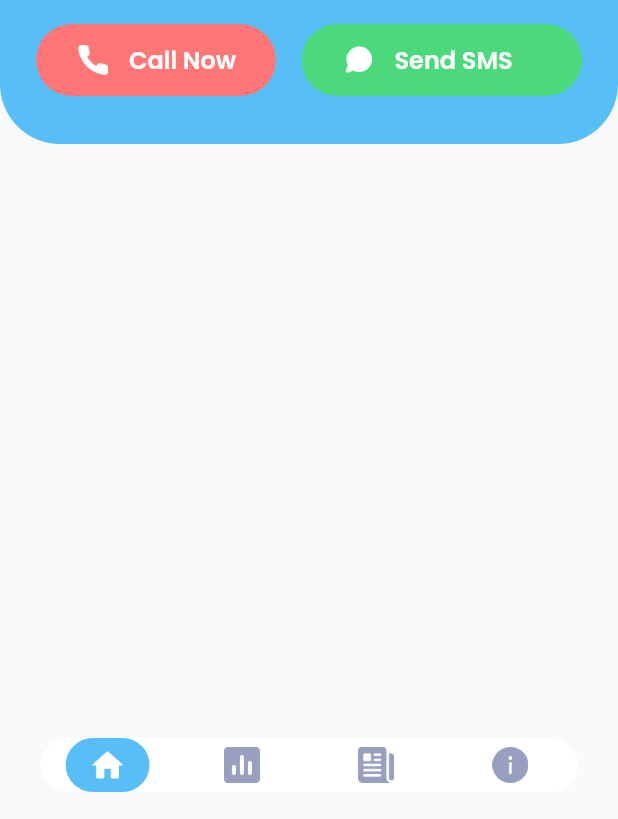
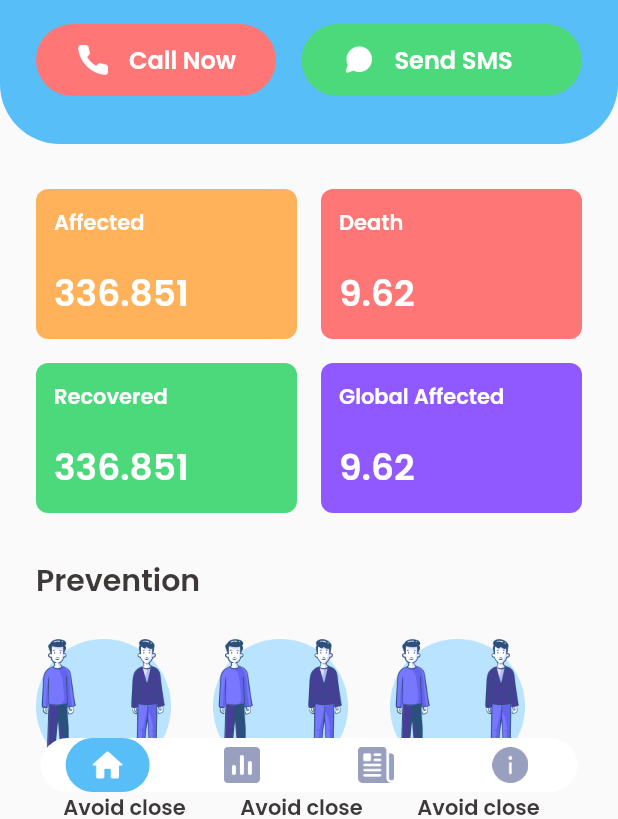
Before and after one commit to fahadhafizdev/covid_app, a Flutter app: the screen it shows after launch, on a phone screen of 412 x 824 dp, the part 417-1236 px from its top. Run offline on Flutter 3.47's test engine with Material 2 defaults, Android fonts, the light colour scheme and no system bars; our stand-ins replace google_fonts.

Commit message:
update home_page.dart

```diff
--- a/lib/ui/page/home_page.dart
+++ b/lib/ui/page/home_page.dart
@@ -1,4 +1,6 @@
 import 'package:covid_app/ui/widget/custom_button_widget.dart';
+import 'package:covid_app/ui/widget/custom_card_widget.dart';
+import 'package:covid_app/ui/widget/custom_prevention_widget.dart';
 import 'package:flutter/material.dart';
 import 'package:covid_app/shared/theme.dart';
 
@@ -124,10 +126,95 @@ class HomePage extends StatelessWidget {
       );
     }
 
+    Widget bodyContent() {
+      return Container(
+        margin: EdgeInsets.symmetric(
+          vertical: 30,
+          horizontal: defaultMargin,
+        ),
+        child: Column(
+          children: [
+            Row(
+              children: [
+                Expanded(
+                  child: CustomCard(
+                    name: 'Affected',
+                    amount: 336.851,
+                  ),
+                ),
+                SizedBox(width: 16),
+                Expanded(
+                  child: CustomCard(
+                    name: 'Death',
+                    amount: 9.620,
+                  ),
+                ),
+              ],
+            ),
+            SizedBox(height: 16),
+            Row(
+              children: [
+                Expanded(
+                  child: CustomCard(
+                    name: 'Recovered',
+                    amount: 336.851,
+                  ),
+                ),
+                SizedBox(width: 16),
+                Expanded(
+                  child: CustomCard(
+                    name: 'Global Affected',
+                    amount: 9.620,
+                  ),
+                ),
+              ],
+            )
+          ],
+        ),
+      );
+    }
+
+    Widget titlePrevention() {
+      return Padding(
+        padding: EdgeInsets.only(left: defaultMargin),
+        child: Text(
+          'Prevention',
+          style: blackTextStyle.copyWith(
+            fontWeight: semiBold,
+            fontSize: 20,
+          ),
+        ),
+      );
+    }
+
+    Widget preventionContent() {
+      return Container(
+        height: 150,
+        margin: EdgeInsets.only(
+          left: defaultMargin,
+          right: defaultMargin,
+          top: defaultMargin,
+          bottom: 100,
+        ),
+        child: ListView(
+          scrollDirection: Axis.horizontal,
+          children: [
+            CustomPrevention(),
+            CustomPrevention(),
+            CustomPrevention(),
+          ],
+        ),
+      );
+    }
+
     return SingleChildScrollView(
       child: Column(
+        crossAxisAlignment: CrossAxisAlignment.start,
         children: [
           headerContent(),
+          bodyContent(),
+          titlePrevention(),
+          preventionContent(),
         ],
       ),
     );
--- /dev/null
+++ b/lib/ui/widget/custom_card_widget.dart
@@ -0,0 +1,49 @@
+import 'package:flutter/material.dart';
+import 'package:covid_app/shared/theme.dart';
+
+class CustomCard extends StatelessWidget {
+  final String name;
+  final double amount;
+
+  CustomCard({this.name, this.amount});
+
+  @override
+  Widget build(BuildContext context) {
+    return Container(
+      height: 100,
+      padding: EdgeInsets.symmetric(
+        vertical: 12,
+        horizontal: 12,
+      ),
+      decoration: BoxDecoration(
+        color: (name == 'Affected')
+            ? creamColor
+            : (name == 'Death')
+                ? redColor
+                : (name == 'Global Affected')
+                    ? purpleColor
+                    : greenColor,
+        borderRadius: BorderRadius.circular(8),
+      ),
+      child: Column(
+        crossAxisAlignment: CrossAxisAlignment.start,
+        mainAxisAlignment: MainAxisAlignment.spaceBetween,
+        children: [
+          Text(
+            name,
+            style: whiteTextStyle.copyWith(
+              fontWeight: semiBold,
+            ),
+          ),
+          Text(
+            '$amount',
+            style: whiteTextStyle.copyWith(
+              fontWeight: semiBold,
+              fontSize: 24,
+            ),
+          )
+        ],
+      ),
+    );
+  }
+}
--- /dev/null
+++ b/lib/ui/widget/custom_prevention_widget.dart
@@ -0,0 +1,29 @@
+import 'package:flutter/material.dart';
+import 'package:covid_app/shared/theme.dart';
+
+class CustomPrevention extends StatelessWidget {
+  @override
+  Widget build(BuildContext context) {
+    return Column(
+      children: [
+        Container(
+          margin: EdgeInsets.only(bottom: 12, right: 28),
+          height: 90,
+          width: 90,
+          decoration: BoxDecoration(
+            image: DecorationImage(
+              image: AssetImage('assets/images/prevention1.png'),
+            ),
+          ),
+        ),
+        Text(
+          'Avoid close\ncontact',
+          textAlign: TextAlign.center,
+          style: blackTextStyle.copyWith(
+            fontWeight: semiBold,
+          ),
+        )
+      ],
+    );
+  }
+}
```
